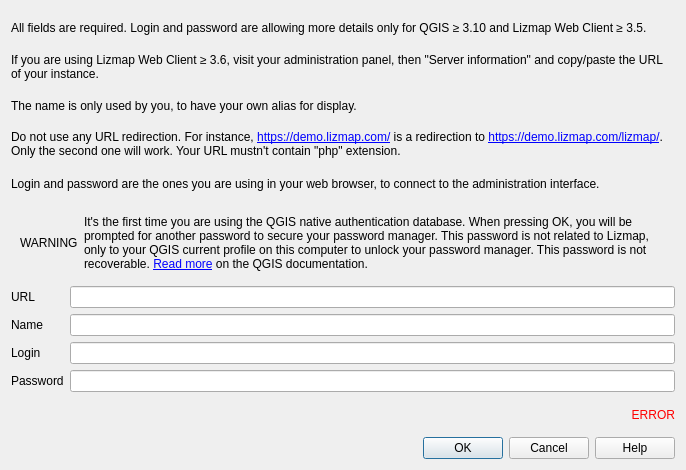
Qt form lizmap/resources/ui/ui_form_server.ui (3liz/lizmap-plugin) before a commit.
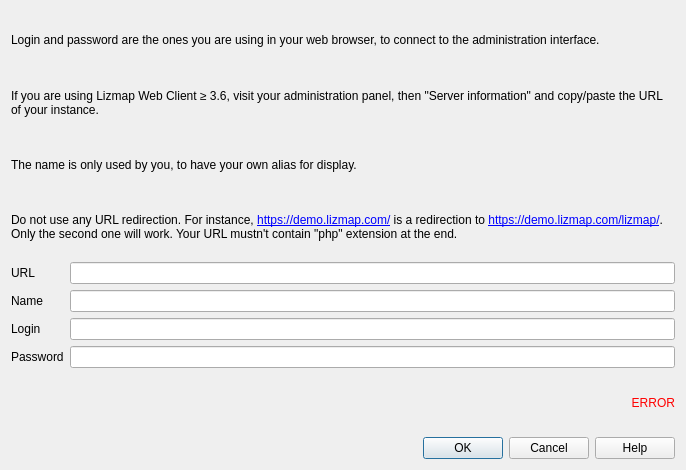
The same form after that commit. Custom widgets are drawn as their Qt base class.

Commit message: UX - Move the warning about the password manager in a separate qmessagebox

```diff
--- a/lizmap/resources/ui/ui_form_server.ui
+++ b/lizmap/resources/ui/ui_form_server.ui
@@ -15,9 +15,9 @@
   </property>
   <layout class="QVBoxLayout" name="verticalLayout">
    <item>
-    <widget class="QLabel" name="label_3">
+    <widget class="QLabel" name="label">
      <property name="text">
-      <string>All fields are required. Login and password are allowing more details only for QGIS ≥ 3.10 and Lizmap Web Client ≥ 3.5.</string>
+      <string>Login and password are the ones you are using in your web browser, to connect to the administration interface.</string>
      </property>
      <property name="wordWrap">
       <bool>true</bool>
@@ -44,7 +44,7 @@
    <item>
     <widget class="QLabel" name="label_4">
      <property name="text">
-      <string>&lt;html&gt;&lt;head/&gt;&lt;body&gt;&lt;p&gt;Do not use any URL redirection. For instance, &lt;a href=&quot;https://demo.lizmap.com/&quot;&gt;&lt;span style=&quot; text-decoration: underline; color:#0000ff;&quot;&gt;https://demo.lizmap.com/&lt;/span&gt;&lt;/a&gt; is a redirection to &lt;a href=&quot;https://demo.lizmap.com/lizmap/&quot;&gt;&lt;span style=&quot; text-decoration: underline; color:#0000ff;&quot;&gt;https://demo.lizmap.com/lizmap/&lt;/span&gt;&lt;/a&gt;. Only the second one will work. Your URL mustn't contain &amp;quot;php&amp;quot; extension.&lt;/p&gt;&lt;/body&gt;&lt;/html&gt;</string>
+      <string>&lt;html&gt;&lt;head/&gt;&lt;body&gt;&lt;p&gt;Do not use any URL redirection. For instance, &lt;a href=&quot;https://demo.lizmap.com/&quot;&gt;&lt;span style=&quot; text-decoration: underline; color:#0000ff;&quot;&gt;https://demo.lizmap.com/&lt;/span&gt;&lt;/a&gt; is a redirection to &lt;a href=&quot;https://demo.lizmap.com/lizmap/&quot;&gt;&lt;span style=&quot; text-decoration: underline; color:#0000ff;&quot;&gt;https://demo.lizmap.com/lizmap/&lt;/span&gt;&lt;/a&gt;. Only the second one will work. Your URL mustn't contain &amp;quot;php&amp;quot; extension at the end.&lt;/p&gt;&lt;/body&gt;&lt;/html&gt;</string>
      </property>
      <property name="wordWrap">
       <bool>true</bool>
@@ -54,48 +54,6 @@
      </property>
     </widget>
    </item>
-   <item>
-    <widget class="QLabel" name="label">
-     <property name="text">
-      <string>Login and password are the ones you are using in your web browser, to connect to the administration interface.</string>
-     </property>
-     <property name="wordWrap">
-      <bool>true</bool>
-     </property>
-    </widget>
-   </item>
-   <item>
-    <widget class="QWidget" name="widget_warning_password" native="true">
-     <layout class="QHBoxLayout" name="horizontalLayout_2">
-      <item>
-       <widget class="QLabel" name="label_warning">
-        <property name="sizePolicy">
-         <sizepolicy hsizetype="Maximum" vsizetype="Preferred">
-          <horstretch>0</horstretch>
-          <verstretch>0</verstretch>
-         </sizepolicy>
-        </property>
-        <property name="text">
-         <string notr="true">WARNING</string>
-        </property>
-       </widget>
-      </item>
-      <item>
-       <widget class="QLabel" name="label_5">
-        <property name="text">
-         <string>&lt;html&gt;&lt;head/&gt;&lt;body&gt;&lt;p&gt;It's the first time you are using the QGIS native authentication database. When pressing OK, you will be prompted for another password to secure your password manager. This password is not related to Lizmap, only to your QGIS current profile on this computer to unlock your password manager. This password is not recoverable. &lt;a href=&quot;https://docs.qgis.org/latest/en/docs/user_manual/auth_system/auth_overview.html#master-password&quot;&gt;&lt;span style=&quot; text-decoration: underline; color:#0000ff;&quot;&gt;Read more&lt;/span&gt;&lt;/a&gt; on the QGIS documentation.&lt;/p&gt;&lt;/body&gt;&lt;/html&gt;</string>
-        </property>
-        <property name="wordWrap">
-         <bool>true</bool>
-        </property>
-        <property name="openExternalLinks">
-         <bool>true</bool>
-        </property>
-       </widget>
-      </item>
-     </layout>
-    </widget>
-   </item>
    <item>
     <layout class="QFormLayout" name="formLayout">
      <item row="0" column="0">
```
The commit also changes 1 other file.
